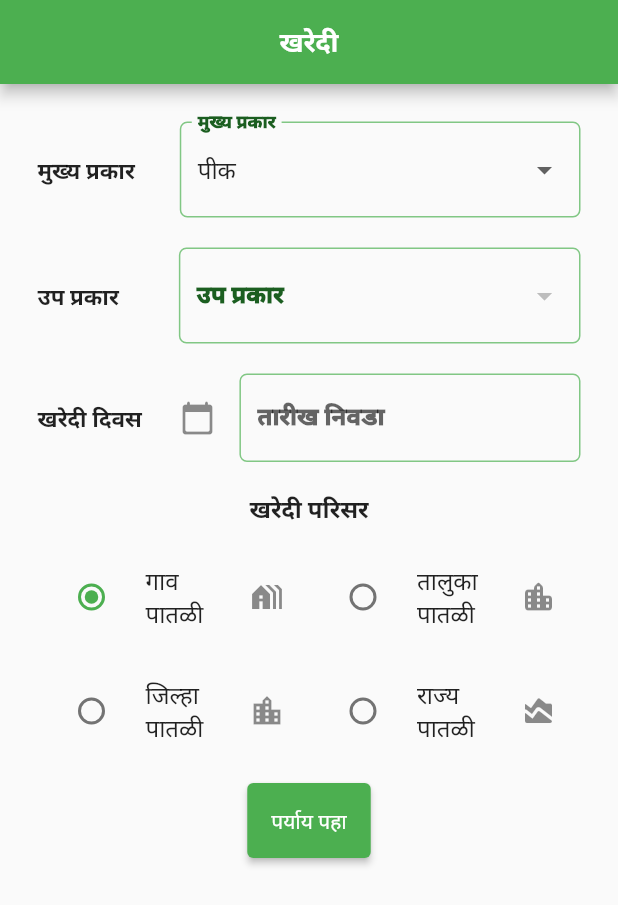
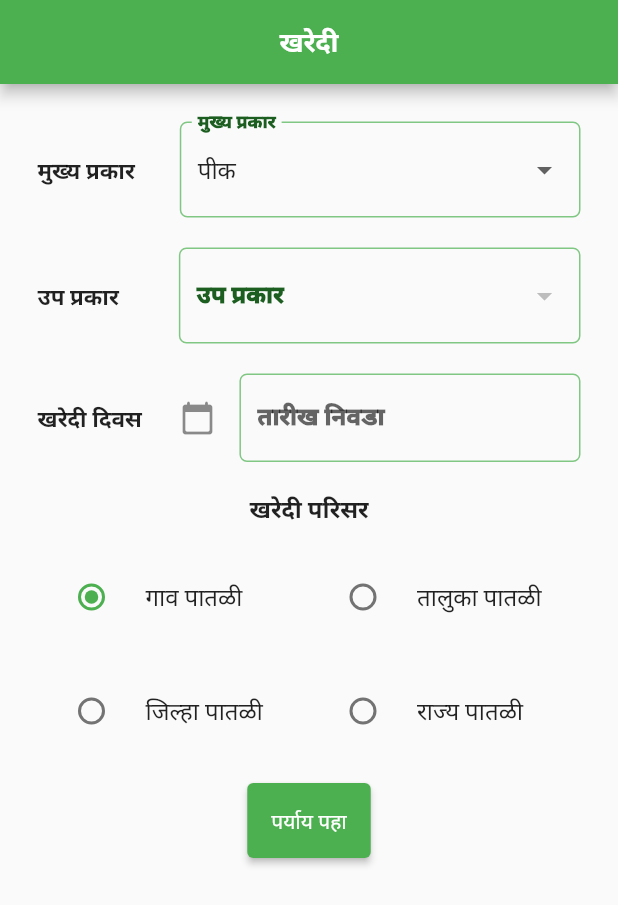
Before and after one commit to vivekjutture/Dharati, a Flutter app: the BuyProduct screen opened by its route, on a phone screen of 412 x 824 dp. Shown: the top 905 px of the screen. Run offline on Flutter 3.47's test engine with Material 2 defaults, Android fonts, the phone set to English and light mode, and no system bars; our stand-ins replace calendar_date_picker2, cloud_firestore, firebase_auth, firebase_core, get, intl_phone_field and 1 more; accounts and stored records are empty.

Commit message:
Updated UI

```diff
--- a/lib/screens/buyProduct.dart
+++ b/lib/screens/buyProduct.dart
@@ -10,6 +10,7 @@ class BuyProduct extends StatefulWidget {
 
 class _BuyProductState extends State<BuyProduct> {
   DateTime date = DateTime.now();
+  int available = 0;
   TextEditingController tc = TextEditingController();
   /*bool _valueVillage = true;
   bool _valueTaluka = false;
@@ -226,8 +227,11 @@ class _BuyProductState extends State<BuyProduct> {
                         );
                         if (newDate == null) return;
 
-                        setState(() => tc.text =
-                            '${newDate.year}/${newDate.month}/${newDate.day}');
+                        setState(() {
+                          available = newDate.millisecondsSinceEpoch;
+                          tc.text =
+                              '${newDate.year}/${newDate.month}/${newDate.day}';
+                        });
                       },
                     ),
                   )
@@ -256,7 +260,6 @@ class _BuyProductState extends State<BuyProduct> {
                       title: const Text("गाव पातळी"),
                       activeColor: Colors.green,
                       groupValue: _valueLevel,
-                      secondary: const Icon(Icons.holiday_village),
                       onChanged: (String? value) {
                         setState(() => _valueLevel = value!);
                       },
@@ -268,7 +271,6 @@ class _BuyProductState extends State<BuyProduct> {
                       title: const Text("तालुका पातळी"),
                       activeColor: Colors.green,
                       groupValue: _valueLevel,
-                      secondary: const Icon(Icons.location_city_rounded),
                       onChanged: (String? value) {
                         setState(() => _valueLevel = value!);
                       },
@@ -288,7 +290,6 @@ class _BuyProductState extends State<BuyProduct> {
                       title: const Text("जिल्हा पातळी"),
                       activeColor: Colors.green,
                       groupValue: _valueLevel,
-                      secondary: const Icon(Icons.location_city),
                       onChanged: (String? value) {
                         setState(() => _valueLevel = value!);
                       },
@@ -300,7 +301,6 @@ class _BuyProductState extends State<BuyProduct> {
                       title: const Text("राज्य पातळी"),
                       activeColor: Colors.green,
                       groupValue: _valueLevel,
-                      secondary: const Icon(Icons.area_chart_rounded),
                       onChanged: (String? value) {
                         setState(() => _valueLevel = value!);
                       },
```
